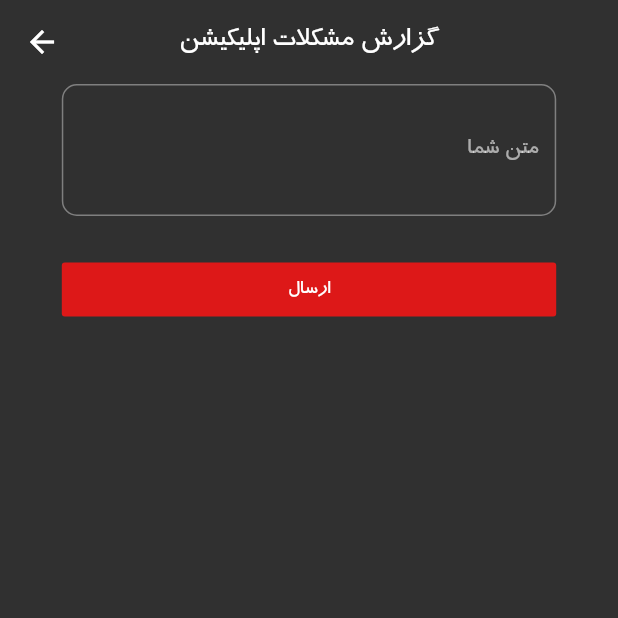
After one commit to tavakkoliamirmohammad/courseeApp, a Flutter app: the ReportScreen screen opened by its route, after a tap on "ارسال", on a phone screen of 412 x 824 dp, the top half of it. The commit adds this screen. Run offline on Flutter 3.47's test engine with Material 2 defaults, Android fonts, the phone set to English and light mode, and no system bars; our stand-ins replace flutter_slidable, font_awesome_flutter, image_picker, intl_phone_number_input, shamsi_date, shared_preferences; missing offline and left inert: flutter_html_view, persian_date; accounts and stored records are empty; network calls fail.

Commit message:
sharing complete | report screen added | logo added to about_us

```diff
--- a/lib/main.dart
+++ b/lib/main.dart
@@ -9,6 +9,7 @@ import 'package:sess_app/screens/course_detail_screen.dart';
 import 'package:sess_app/screens/course_list.dart';
 import 'package:sess_app/screens/department_screen.dart';
 import 'package:sess_app/screens/profile_screen.dart';
+import 'package:sess_app/screens/report_screen.dart';
 import 'package:sess_app/screens/terms_policy_screen.dart';
 import 'package:sess_app/widgets/server_connection_error.dart';
 import 'package:sess_app/screens/about_us_screen.dart';
@@ -54,6 +55,7 @@ class MyApp extends StatelessWidget {
           TermsPolicyScreen.routeName: (_) => TermsPolicyScreen(),
 
           SuggestionScreen.routeName: (_) => SuggestionScreen(),
+          ReportScreen.routeName: (_) => ReportScreen(),
         },
         debugShowCheckedModeBanner: false,
       ),
--- /dev/null
+++ b/lib/screens/report_screen.dart
@@ -0,0 +1,101 @@
+import 'package:flutter/material.dart';
+import 'dart:convert';
+import 'package:http/http.dart' as http;
+import 'package:provider/provider.dart';
+import 'package:sess_app/providers/auth.dart';
+
+class ReportScreen extends StatefulWidget {
+  static const routeName = '/report';
+  @override
+  _ReportScreenState createState() => _ReportScreenState();
+}
+
+class _ReportScreenState extends State<ReportScreen> {
+  TextEditingController _reportController = TextEditingController();
+  final GlobalKey<FormState> _formKey = GlobalKey();
+  var authData;
+  String report = '';
+
+  @override
+  void initState() {
+    // TODO: implement initState
+    authData = Provider.of<Auth>(context, listen: false);
+    super.initState();
+  }
+
+  Future<void> _saveForm() async {
+//    const url = 'http://sessapp.moarefe98.ir/profile/report/create';
+    var response = await http.post(
+        'http://sessapp.moarefe98.ir/report/create/',
+        body: json.encode({
+          "text": report.toString(),
+        }),
+        headers: {
+          "Accept": "application/json",
+          'Content-Type': 'application/json',
+          "Authorization": "Token " + authData.token.toString(),
+        });
+    print(response.statusCode);
+    print(response.body);
+    print("sugg code: " + json.decode(response.body).toString());
+  }
+
+  @override
+  Widget build(BuildContext context) {
+    final deviceSize = MediaQuery.of(context).size;
+    return Scaffold(
+      appBar: AppBar(
+        backgroundColor: Colors.transparent,
+        elevation: 0,
+        centerTitle: true,
+        title: Text('گزارش مشکلات اپلیکیشن')
+      ),
+      body: Form(
+        key: _formKey,
+        child: Center(
+          child: Container(
+            width: deviceSize.width * 0.8,
+            child: Column(
+              crossAxisAlignment: CrossAxisAlignment.stretch,
+              children: <Widget>[
+                Container(
+                  child: Directionality(
+                    textDirection: TextDirection.rtl,
+                    child: TextFormField(
+                      maxLines: 3,
+                      controller: _reportController,
+                      cursorColor: Theme.of(context).accentColor,
+                      textDirection: TextDirection.rtl,
+                      decoration: InputDecoration(
+                        labelText: 'متن شما',
+                        border: OutlineInputBorder(borderRadius: BorderRadius.circular(10)),
+                      ),
+                      onFieldSubmitted: (value) async {
+                        report = value;
+                        await _saveForm();
+                      },
+                      onSaved: (value) async {
+                        report = value;
+                        await _saveForm();
+                      },
+                    ),
+                  ),
+                ),
+                SizedBox(height: 25,),
+                FlatButton(
+                  color: Theme.of(context).accentColor,
+                  onPressed: () async {
+                    report = _reportController.text;
+                    await _saveForm();
+                    Navigator.of(context).pop();
+                  },
+                  child: Text('ارسال', textDirection: TextDirection.rtl,),
+                )
+              ],
+            ),
+          ),
+        ),
+      ),
+    );
+  }
+}
```
Also changed, not shown: lib/providers/auth.dart (+12 -0 lines), lib/screens/about_us_screen.dart (+137 -40 lines), 2 other files.
